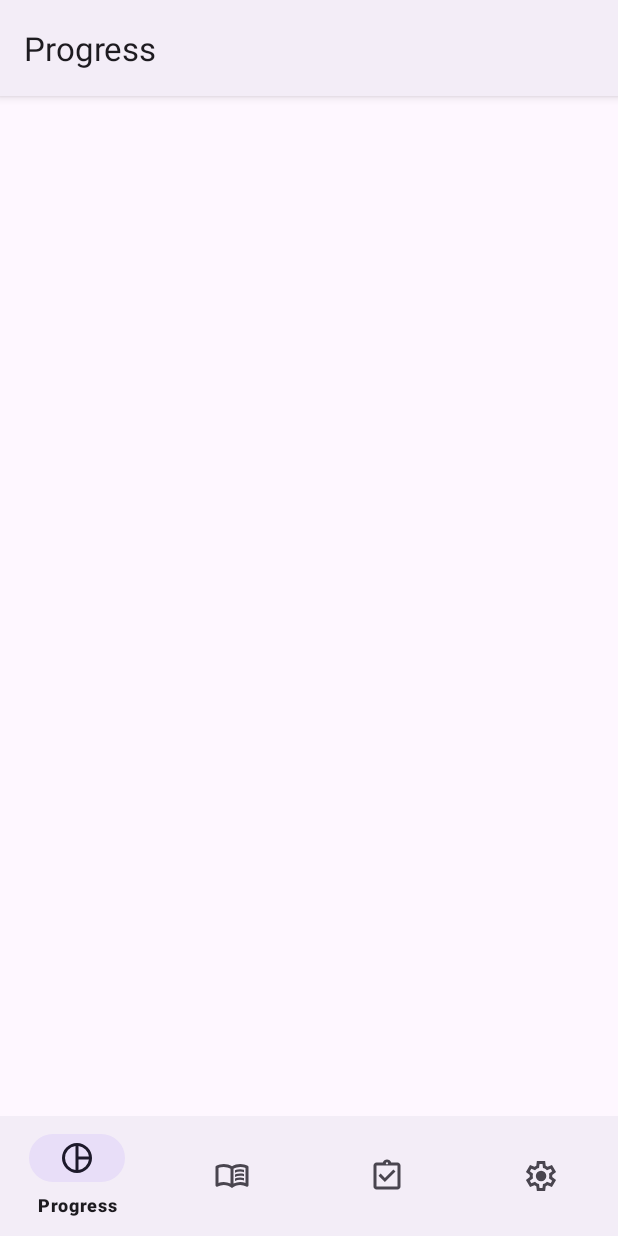
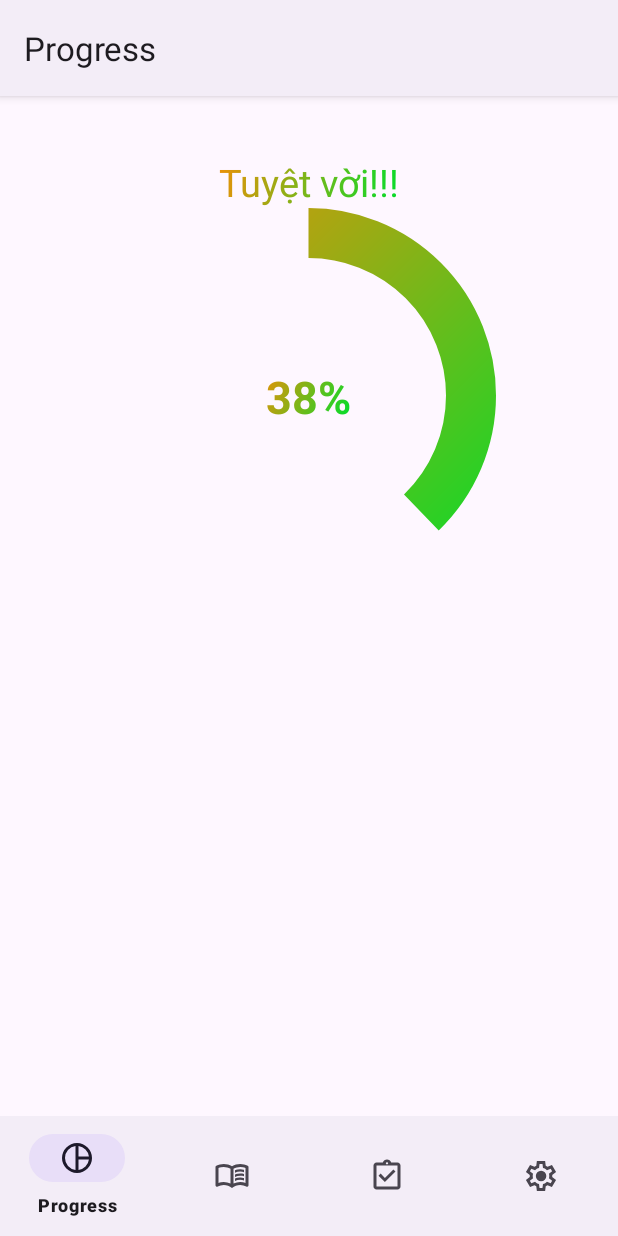
Before and after one commit to hatezero014/DA_DesignPatternApp, an Android app: the screen it shows after launch (MainActivity), on a phone screen of 412 x 824 dp. Run offline under Robolectric (Android 15) with nearby library versions, the phone set to English and light mode, and no system bars; our stand-ins replace navigation-ui; Roboto replaces fonts that are not available here.

Commit message:
Update HomeProgress

```diff
--- /dev/null
+++ b/app/src/main/java/com/example/designpattern/UI/progress/ProgressCircleView.java
@@ -0,0 +1,81 @@
+package com.example.designpattern.UI.progress;
+
+
+
+import android.content.Context;
+import android.graphics.Canvas;
+import android.graphics.Paint;
+import android.graphics.Shader;
+import android.graphics.LinearGradient;
+import android.util.AttributeSet;
+import android.view.View;
+import androidx.annotation.Nullable;
+import androidx.core.content.ContextCompat;
+
+public class ProgressCircleView extends View {
+    private Paint paint;
+    private int progress = 0;
+    private float strokeWidth = 20; // Default stroke width
+    private int startColor;
+    private int endColor;
+
+    public ProgressCircleView(Context context) {
+        super(context);
+        init();
+    }
+
+    public ProgressCircleView(Context context, @Nullable AttributeSet attrs) {
+        super(context, attrs);
+        init();
+    }
+
+    public ProgressCircleView(Context context, @Nullable AttributeSet attrs, int defStyleAttr) {
+        super(context, attrs, defStyleAttr);
+        init();
+    }
+
+    private void init() {
+        paint = new Paint();
+        paint.setAntiAlias(true);
+        paint.setStyle(Paint.Style.STROKE);
+        paint.setStrokeWidth(strokeWidth); // Set the stroke width here
+
+        // Default colors
+        startColor = ContextCompat.getColor(getContext(), android.R.color.holo_blue_dark);
+        endColor = ContextCompat.getColor(getContext(), android.R.color.holo_green_dark);
+    }
+
+    @Override
+    protected void onDraw(Canvas canvas) {
+        super.onDraw(canvas);
+
+        int width = getWidth();
+        int height = getHeight();
+
+        // Draw the progress arc with gradient
+        Shader gradientShader = new LinearGradient(0, 0, width, height,
+                startColor, endColor, Shader.TileMode.CLAMP);
+        paint.setShader(gradientShader);
+
+        float sweepAngle = (360 * progress) / 100;
+        canvas.drawArc(strokeWidth / 2, strokeWidth / 2, width - strokeWidth / 2, height - strokeWidth / 2,
+                -90, sweepAngle, false, paint);
+    }
+
+    public void setProgress(int progress) {
+        this.progress = progress;
+        invalidate();
+    }
+
+    public void setStrokeWidth(float width) {
+        this.strokeWidth = width;
+        paint.setStrokeWidth(width);
+        invalidate();
+    }
+
+    public void setGradientColors(int startColor, int endColor) {
+        this.startColor = startColor;
+        this.endColor = endColor;
+        invalidate();
+    }
+}
--- a/app/src/main/java/com/example/designpattern/UI/progress/ProgressFragment.java
+++ b/app/src/main/java/com/example/designpattern/UI/progress/ProgressFragment.java
@@ -1,22 +1,64 @@
 package com.example.designpattern.UI.progress;
 
+import android.graphics.Color;
+import android.graphics.LinearGradient;
+import android.graphics.Paint;
+import android.graphics.Shader;
 import android.os.Bundle;
 
+import androidx.annotation.NonNull;
+import androidx.annotation.Nullable;
+import androidx.core.content.ContextCompat;
 import androidx.fragment.app.Fragment;
 
+import android.text.TextPaint;
 import android.view.LayoutInflater;
 import android.view.View;
 import android.view.ViewGroup;
+import android.view.ViewTreeObserver;
+import android.widget.TextView;
 
 import com.example.designpattern.R;
 
 
 public class ProgressFragment extends Fragment {
+    private ProgressCircleView progressCircleView;;
 
     @Override
     public View onCreateView(LayoutInflater inflater, ViewGroup container,
                              Bundle savedInstanceState) {
-        // Inflate the layout for this fragment
-        return inflater.inflate(R.layout.fragment_progress, container, false);
+        View view = inflater.inflate(R.layout.fragment_progress, container, false);
+        final TextView textView1 = view.findViewById(R.id.progress_percent);
+        final TextView textView2 = view.findViewById(R.id.title_id);
+        progressCircleView = view.findViewById(R.id.progress_circle);
+
+        String progressText = textView1.getText().toString().replace("%", "");
+        int progress = Integer.parseInt(progressText);
+        progressCircleView.setProgress(progress);
+        progressCircleView.setStrokeWidth(50);
+        applyGradientToCircle(progressCircleView);
+
+        applyGradientToTextView(textView1);
+        applyGradientToTextView(textView2);
+        return view ;
+
+    }
+    private void applyGradientToTextView(final TextView textView) {
+        TextPaint paint = textView.getPaint();
+        float width = paint.measureText(textView.getText().toString());
+        Shader textShader = new LinearGradient(0, 0, width, textView.getTextSize(),
+                new int[]{
+                        Color.parseColor("#EC9008"),
+                        Color.parseColor("#07DC2A"),
+                }, null, Shader.TileMode.CLAMP);
+        textView.getPaint().setShader(textShader);
+    }
+
+    private void applyGradientToCircle(final ProgressCircleView progressCircleView) {
+        // Thay đổi màu gradient theo ý muốn
+        progressCircleView.setGradientColors(
+                ContextCompat.getColor(getContext(), R.color.startColor),
+                ContextCompat.getColor(getContext(), R.color.endColor)
+        );
     }
 }
--- /dev/null
+++ b/app/src/main/res/drawable/background_gradient.xml
@@ -0,0 +1,11 @@
+<?xml version="1.0" encoding="utf-8"?>
+<selector xmlns:android="http://schemas.android.com/apk/res/android">
+    <item>
+        <shape>
+            <gradient
+                android:startColor="#EC9008"
+                android:endColor="#07DC2A"
+                android:angle="45"/>
+        </shape>
+    </item>
+</selector>
--- /dev/null
+++ b/app/src/main/res/drawable/progress_circle.xml
@@ -0,0 +1,13 @@
+<?xml version="1.0" encoding="utf-8"?>
+<selector xmlns:android="http://schemas.android.com/apk/res/android">
+    <item>
+        <shape android:shape="ring"
+            android:useLevel="false"
+            android:innerRadiusRatio="5"
+            android:thicknessRatio="5">
+            <solid android:color="@color/white"/>
+            <gradient android:angle="45" android:startColor="#EC9008"
+                android:endColor="#07DC2A"/>
+        </shape>
+    </item>
+</selector>
--- a/app/src/main/res/layout/fragment_progress.xml
+++ b/app/src/main/res/layout/fragment_progress.xml
@@ -5,4 +5,37 @@
     android:layout_height="match_parent"
     tools:context=".UI.progress.ProgressFragment">
 
+    <TextView
+        android:id="@+id/progress_percent"
+        android:layout_gravity="center_horizontal"
+        android:textSize="30sp"
+        android:text="38%"
+        android:textStyle="bold"
+        android:layout_marginTop="180dp"
+        android:layout_width="wrap_content"
+        android:layout_height="wrap_content"/>
+
+
+    <LinearLayout
+        android:layout_width="match_parent"
+        android:layout_height="wrap_content"
+        android:orientation="vertical">
+
+        <TextView
+            android:id="@+id/title_id"
+            android:layout_marginTop="40dp"
+            android:layout_gravity="center_horizontal"
+            android:text="Tuyệt vời!!!"
+            android:textSize="25sp"
+            android:layout_width="wrap_content"
+            android:layout_height="wrap_content"/>
+
+        <com.example.designpattern.UI.progress.ProgressCircleView
+            android:id="@+id/progress_circle"
+            android:layout_width="250dp"
+            android:layout_height="250dp"
+            android:layout_gravity="center_horizontal"
+            />
+    </LinearLayout>
+
 </FrameLayout>
--- a/app/src/main/res/values/colors.xml
+++ b/app/src/main/res/values/colors.xml
@@ -172,4 +172,7 @@
     <color name="bgContent">#ffffff</color>
     <color name="bgNum">#ffffff</color>
     <color name="noteColor">#CFD0C2</color>
+
+    <color name="startColor">#EC9008</color>
+    <color name="endColor">#07DC2A</color>
 </resources>
```
